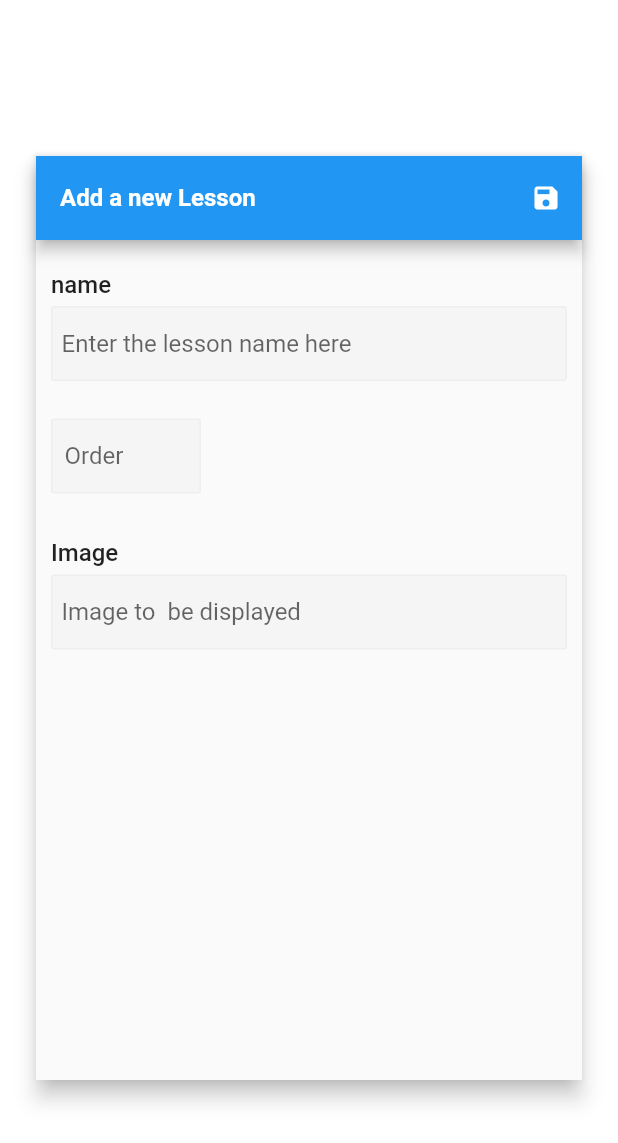
After one commit to Evore/project, a Flutter app: the EntryDialog screen opened directly, on a phone screen of 412 x 824 dp. The commit adds this screen. Shown: the top 1143 px of the screen. Run offline on Flutter 3.47's test engine with Material 2 defaults, Android fonts, the phone set to English and light mode, and no system bars; our stand-ins replace cached_network_image, cloud_firestore, firebase_auth, firebase_database, flutter_markdown, sliding_up_panel and 1 more; accounts and stored records are empty.

Commit message:
allowing the addition of nodes

```diff
--- /dev/null
+++ b/lib/src/models/lessonsdata.dart
@@ -0,0 +1,20 @@
+import 'package:cloud_firestore/cloud_firestore.dart';
+
+class Lesson {
+  final String name, image;
+  final int position;
+  final DocumentReference reference;
+
+  Lesson.fromMap(Map<String, dynamic> map, {this.reference})
+      : name = map['name'],
+      image = map['image'],
+      position = map['position'];
+
+  Lesson.fromSnapshot(DocumentSnapshot snapshot)
+      : this.fromMap(snapshot.data, reference: snapshot.reference);
+
+  @override
+  String toString() => "Lesson<$name:";
+}
+
+//duplicate of subjectdata. delete soon
--- a/lib/src/ui/editor.dart
+++ b/lib/src/ui/editor.dart
@@ -1,12 +1,13 @@
 import 'package:flutter/material.dart';
 import 'package:cloud_firestore/cloud_firestore.dart';
+import 'package:project/src/models/lessonsdata.dart';
 import '../models/content.dart';
 import '../models/record.dart';
 import 'package:flutter_markdown/flutter_markdown.dart';
 
 class Editor extends StatefulWidget {
   Editor({this.data, this.existingData});
-  final Record data;
+  final Lesson data;
   final Content existingData;
   _EditorState createState() => _EditorState();
 }
@@ -19,7 +20,7 @@ class _EditorState extends State<Editor> with SingleTickerProviderStateMixin {
   String title = '';
   String content = '';
   int position = 0;
-  bool test = true;
+  bool test;
 
   @override
   void initState() {
@@ -73,8 +74,6 @@ class _EditorState extends State<Editor> with SingleTickerProviderStateMixin {
         controller: _controller,
         children: <Widget>[editorTab(context), preview(context)],
       ),
-      //TODO: fix this
-      // floatingActionButton: editingActions(),
     );
   }
 
@@ -85,7 +84,7 @@ class _EditorState extends State<Editor> with SingleTickerProviderStateMixin {
         print("Is this a new document? : $isDocumentNew");
 
         Content newContent = Content(
-            name: title, content: content, test: false, position: position);
+            name: title, content: content, test: test, position: position);
         isDocumentNew ? _addToDatabase(newContent) : _updateData(newContent);
       },
     );
--- /dev/null
+++ b/lib/src/ui/entrydialog.dart
@@ -0,0 +1,201 @@
+import 'package:cloud_firestore/cloud_firestore.dart';
+import 'package:flutter/material.dart';
+import 'package:project/src/models/lessonsdata.dart';
+import 'package:toast/toast.dart';
+
+class EntryDialog extends StatefulWidget {
+  EntryDialog({this.ref});
+  final CollectionReference ref;
+  _EntryDialogState createState() => _EntryDialogState();
+}
+
+class _EntryDialogState extends State<EntryDialog> {
+  TextEditingController _nameCtrl, _imageCtrl, _posCtrl;
+
+  bool isDocumentNew = true;
+  String name = '';
+  String image = '';
+  int position = 0;
+
+  @override
+  void initState() {
+    super.initState();
+    _nameCtrl = TextEditingController();
+    _posCtrl = TextEditingController();
+    _imageCtrl = TextEditingController();
+  }
+
+  @override
+  Widget build(BuildContext context) {
+    double hPadding = 20;
+    double vPadding = 100;
+
+    if (MediaQuery.of(context).orientation == Orientation.landscape) {
+      hPadding = 20;
+      vPadding = 20;
+    } else {
+      hPadding = 20;
+      vPadding = 100;
+    }
+
+    return Container(
+      margin: EdgeInsets.symmetric(horizontal: hPadding, vertical: vPadding),
+      color: Colors.transparent,
+      child: dialogContent(context),
+    );
+  }
+
+  dialogContent(BuildContext context) {
+    return Card(
+      elevation: 6,
+      shape: RoundedRectangleBorder(
+        borderRadius: BorderRadius.all(
+          Radius.circular(3),
+        ),
+      ),
+      child: Scaffold(
+        appBar: AppBar(
+          leading: null,
+          automaticallyImplyLeading: false,
+          title: Text(
+            'Add a new Lesson',
+            overflow: TextOverflow.ellipsis,
+            style: TextStyle(
+              fontSize: 16,
+              color: Colors.white,
+              fontWeight: FontWeight.w600,
+            ),
+          ),
+          actions: <Widget>[saveAction()],
+        ),
+        body: ListView(
+          shrinkWrap: true, // To make the card compact
+          children: <Widget>[ entries()],
+        ),
+      ),
+    );
+  }
+
+  Widget saveAction() {
+    return IconButton(
+      iconSize: 20,
+      color: Colors.white,
+      padding: const EdgeInsets.all(0),
+      icon: Icon(Icons.save),
+      onPressed: () {
+        print("Is this a new document? : $isDocumentNew");
+        if (name.isNotEmpty) {
+          _addToDatabase();
+        } else {
+          Toast.show('Kindly enter a lesson name', context);
+        }
+      },
+    );
+  }
+
+  BoxDecoration decoration = BoxDecoration(
+      color: Colors.grey[100],
+      border: Border.all(color: Colors.grey[200], width: 1),
+      borderRadius: BorderRadius.circular(2));
+
+  Widget entries() {
+    return Container(
+      margin: EdgeInsets.symmetric(horizontal: 10),
+      child: Column(
+        mainAxisSize: MainAxisSize.min,
+        crossAxisAlignment: CrossAxisAlignment.start,
+        children: [
+          SizedBox(height: 20),
+          Text(
+            'name',
+            style: TextStyle(fontSize: 16, fontWeight: FontWeight.w500),
+          ),
+          Container(
+            margin: EdgeInsets.fromLTRB(0, 5, 0, 15),
+            decoration: decoration,
+            padding: EdgeInsets.symmetric(horizontal: 6),
+            child: TextField(
+              maxLines: null,
+              autocorrect: true,
+              textCapitalization: TextCapitalization.words,
+              controller: _nameCtrl,
+              decoration: InputDecoration(
+                  border: InputBorder.none,
+                  hintText: 'Enter the lesson name here'),
+              onChanged: (String text) {
+                setState(() {
+                  name = text;
+                });
+              },
+            ),
+          ),
+          Container(
+            padding: EdgeInsets.fromLTRB(0, 5, 0, 15),
+            child: Row(
+              mainAxisAlignment: MainAxisAlignment.start,
+              children: <Widget>[
+                Container(
+                  width: 100,
+                  margin: EdgeInsets.fromLTRB(0, 5, 20, 15),
+                  decoration: decoration,
+                  padding: EdgeInsets.symmetric(horizontal: 8),
+                  child: TextField(
+                    keyboardType: TextInputType.number,
+                    maxLines: 1,
+                    autocorrect: true,
+                    textCapitalization: TextCapitalization.words,
+                    controller: _posCtrl,
+                    decoration: InputDecoration(
+                        border: InputBorder.none, hintText: 'Order'),
+                    onChanged: (String text) {
+                      setState(() {
+                        position = int.parse(_posCtrl.text);
+                      });
+                    },
+                  ),
+                ),
+              ],
+            ),
+          ),
+          Text(
+            'Image',
+            style: TextStyle(fontSize: 16, fontWeight: FontWeight.w500),
+          ),
+          Container(
+            margin: EdgeInsets.fromLTRB(0, 5, 0, 10),
+            decoration: decoration,
+            padding: EdgeInsets.symmetric(horizontal: 6),
+            child: TextField(
+              minLines: 1,
+              maxLines: 17,
+              autocorrect: true,
+              textCapitalization: TextCapitalization.sentences,
+              controller: _imageCtrl,
+              decoration: InputDecoration(
+                  border: InputBorder.none, hintText: 'Image to  be displayed'),
+              onChanged: (String text) {
+                setState(() {
+                  image = text;
+                });
+              },
+            ),
+          ),
+        ],
+      ),
+    );
+  }
+
+  Future<void> _addToDatabase() {
+    return Firestore.instance.runTransaction((Transaction transaction) async {
+      CollectionReference reference = widget.ref;
+
+      await reference.add({
+        "name": name,
+        "position": position,
+        "image": image
+      }).whenComplete(() {
+        Navigator.pop(context);
+      });
+    });
+  }
+}
--- a/lib/src/ui/forum.dart
+++ b/lib/src/ui/forum.dart
@@ -249,7 +249,6 @@ class _FurtherReplyState extends State<FurtherReply> {
     return fetchreplies(widget.data);
   }
 
-  @override
   fetchreplies(ForumData data) {
     DocumentReference ref = data.reference;
     return StreamBuilder<QuerySnapshot>(
--- a/lib/src/ui/tabs.dart
+++ b/lib/src/ui/tabs.dart
@@ -2,6 +2,7 @@ library tabcontent;
 
 import 'package:flutter/material.dart';
 import 'package:cloud_firestore/cloud_firestore.dart';
+import 'package:project/src/models/lessonsdata.dart';
 import 'package:project/src/ui/forum.dart';
 import 'package:project/src/ui/testsui.dart';
 import 'package:sliding_up_panel/sliding_up_panel.dart';
@@ -12,7 +13,7 @@ import 'tabsui.dart';
 
 class ContentTabs extends StatefulWidget {
   ContentTabs({this.calldata});
-  final Record calldata;
+  final Lesson calldata;
   _ContentTabsState createState() => _ContentTabsState();
 }
 
--- a/lib/src/ui/testsui.dart
+++ b/lib/src/ui/testsui.dart
@@ -31,7 +31,7 @@ class TestContents extends StatelessWidget {
     List<Tests> items =
         snapshots.map((data) => Tests.fromSnapshot(data)).toList();
 
-    return items.isNotEmpty ? contents(context, items) : Container();
+    return contents(context, items);
   }
 
   Widget contents(BuildContext context, List<Tests> items) {
--- a/pubspec.yaml
+++ b/pubspec.yaml
@@ -30,6 +30,7 @@ dependencies:
   flutter_markdown: 0.2.0
   sliding_up_panel: ^0.3.4
   shared_preferences: 0.5.3+1
+  toast: ^0.1.3
 
   # The following adds the Cupertino Icons font to your application.
   # Use with the CupertinoIcons class for iOS style icons.
```
Also changed, not shown: lib/src/ui/customdialog.dart (+17 -36 lines), lib/src/ui/next.dart (+38 -13 lines), lib/src/ui/testeditor.dart (+44 -15 lines), pubspec.lock.
